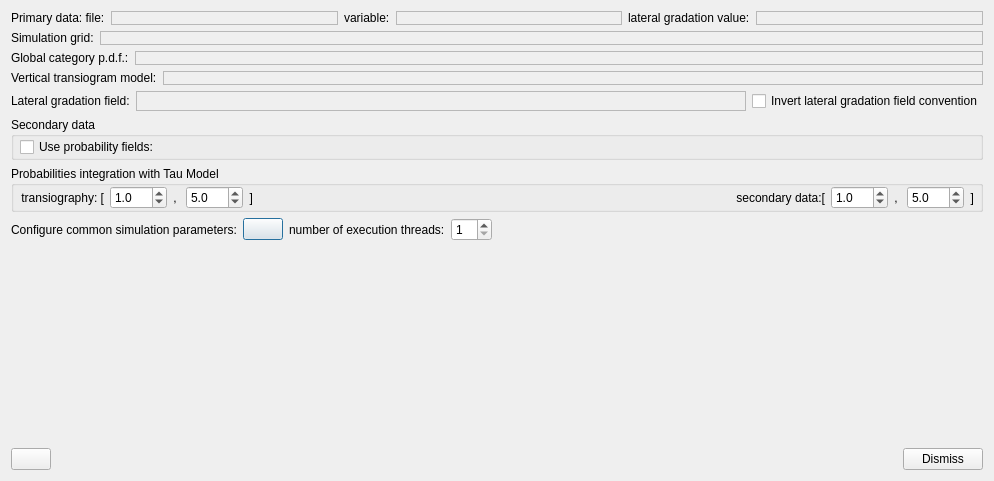
This is dialogs/mcrfbayesiansimdialog.ui in PauloCarvalhoRJ/gammaray as Qt 5 draws it before an edit. The edited form follows.
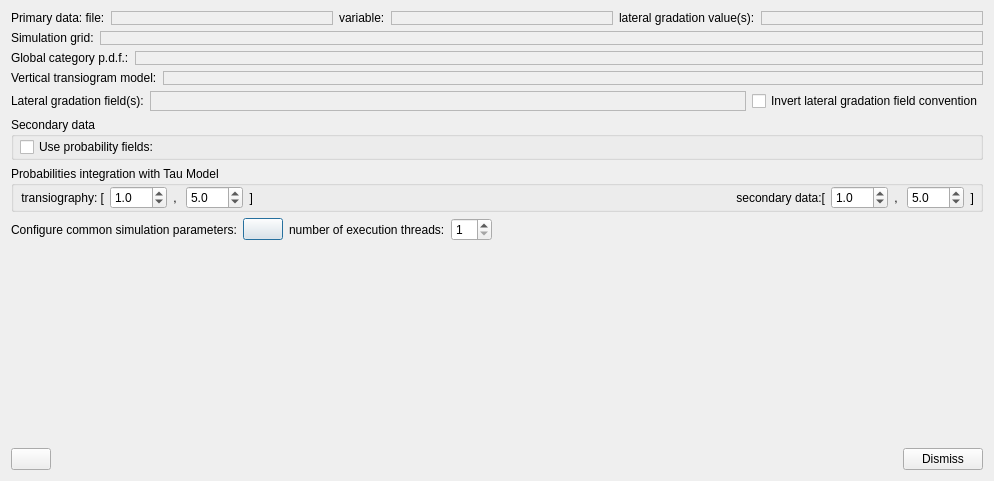
This is the edited form. Icons and pictures are not drawn.

Commit message: MCRFSim for Bayesian applications: added support for multiple gradation fields.

```diff
--- a/dialogs/mcrfbayesiansimdialog.ui
+++ b/dialogs/mcrfbayesiansimdialog.ui
@@ -111,7 +111,7 @@
      <item>
       <widget class="QLabel" name="label_7">
        <property name="text">
-        <string>lateral gradation value:</string>
+        <string>lateral gradation value(s):</string>
        </property>
       </widget>
      </item>
@@ -290,7 +290,7 @@
      <item>
       <widget class="QLabel" name="label_5">
        <property name="text">
-        <string>Lateral gradation field:</string>
+        <string>Lateral gradation field(s):</string>
        </property>
       </widget>
      </item>
```
The commit also changes 4 other files.
